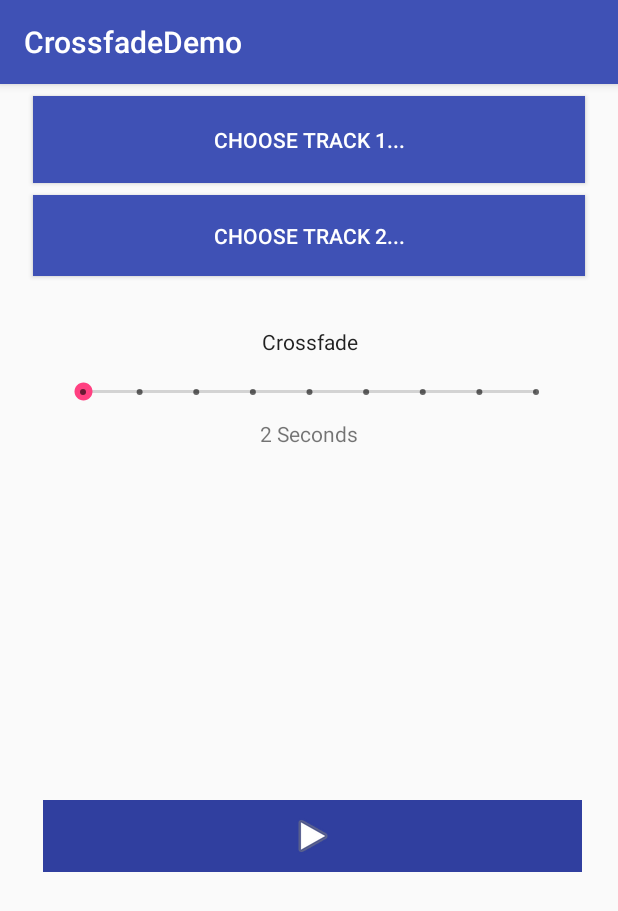
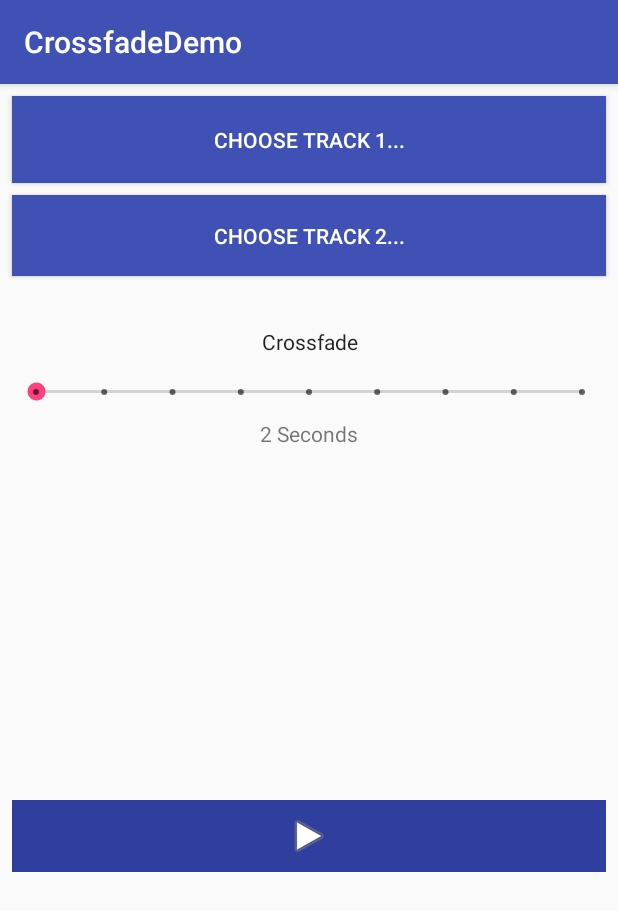
Before and after one commit to dbr176/CrossfadeDemo, an Android app: the screen it shows after launch (MainActivity), on a phone screen of 412 x 824 dp. Shown: the top 911 px of the screen. Run offline under Robolectric (Android 15) with nearby library versions, the phone set to English and light mode, and no system bars.

Commit message:
Подправил интерфейс

```diff
--- a/app/src/main/res/layout/activity_main.xml
+++ b/app/src/main/res/layout/activity_main.xml
@@ -11,20 +11,20 @@
     <SeekBar
         android:id="@+id/seekBarCrossfadeValue"
         style="@style/Widget.AppCompat.SeekBar.Discrete"
-        android:layout_width="334dp"
+        android:layout_width="match_parent"
         android:layout_height="20dp"
+        android:layout_marginLeft="8dp"
+        android:layout_marginRight="8dp"
+        android:layout_marginTop="9dp"
         android:max="8"
         android:progress="0"
-        android:layout_marginTop="9dp"
-        app:layout_constraintTop_toBottomOf="@+id/crossfadeInfoTextView"
-        android:layout_marginRight="8dp"
+        app:layout_constraintLeft_toLeftOf="parent"
         app:layout_constraintRight_toRightOf="parent"
-        android:layout_marginLeft="8dp"
-        app:layout_constraintLeft_toLeftOf="parent" />
+        app:layout_constraintTop_toBottomOf="@+id/crossfadeInfoTextView" />
 
     <Button
         android:id="@+id/buttonTrack1"
-        android:layout_width="368dp"
+        android:layout_width="match_parent"
         android:layout_height="58dp"
         android:layout_marginLeft="8dp"
         android:layout_marginRight="8dp"
@@ -39,7 +39,7 @@
 
     <Button
         android:id="@+id/buttonChooseTrack2"
-        android:layout_width="368dp"
+        android:layout_width="match_parent"
         android:layout_height="54dp"
         android:layout_marginLeft="8dp"
         android:layout_marginRight="8dp"
@@ -54,7 +54,7 @@
 
     <ImageButton
         android:id="@+id/buttonPlay"
-        android:layout_width="359dp"
+        android:layout_width="match_parent"
         android:layout_height="48dp"
         android:layout_marginBottom="8dp"
         android:layout_marginLeft="8dp"
@@ -72,7 +72,7 @@
 
     <TextView
         android:id="@+id/crossfadeInfoTextView"
-        android:layout_width="207dp"
+        android:layout_width="match_parent"
         android:layout_height="24dp"
         android:layout_marginLeft="8dp"
         android:layout_marginRight="8dp"
@@ -87,15 +87,15 @@
 
     <TextView
         android:id="@+id/crossfadeTextView"
-        android:layout_width="wrap_content"
+        android:layout_width="match_parent"
         android:layout_height="wrap_content"
+        android:layout_marginLeft="8dp"
+        android:layout_marginRight="8dp"
+        android:layout_marginTop="8dp"
         android:text="2 sec"
         android:textAlignment="center"
-        android:layout_marginTop="8dp"
-        app:layout_constraintTop_toBottomOf="@+id/seekBarCrossfadeValue"
-        android:layout_marginRight="8dp"
+        app:layout_constraintLeft_toLeftOf="parent"
         app:layout_constraintRight_toRightOf="parent"
-        android:layout_marginLeft="8dp"
-        app:layout_constraintLeft_toLeftOf="parent" />
+        app:layout_constraintTop_toBottomOf="@+id/seekBarCrossfadeValue" />
 
 </android.support.constraint.ConstraintLayout>
```
